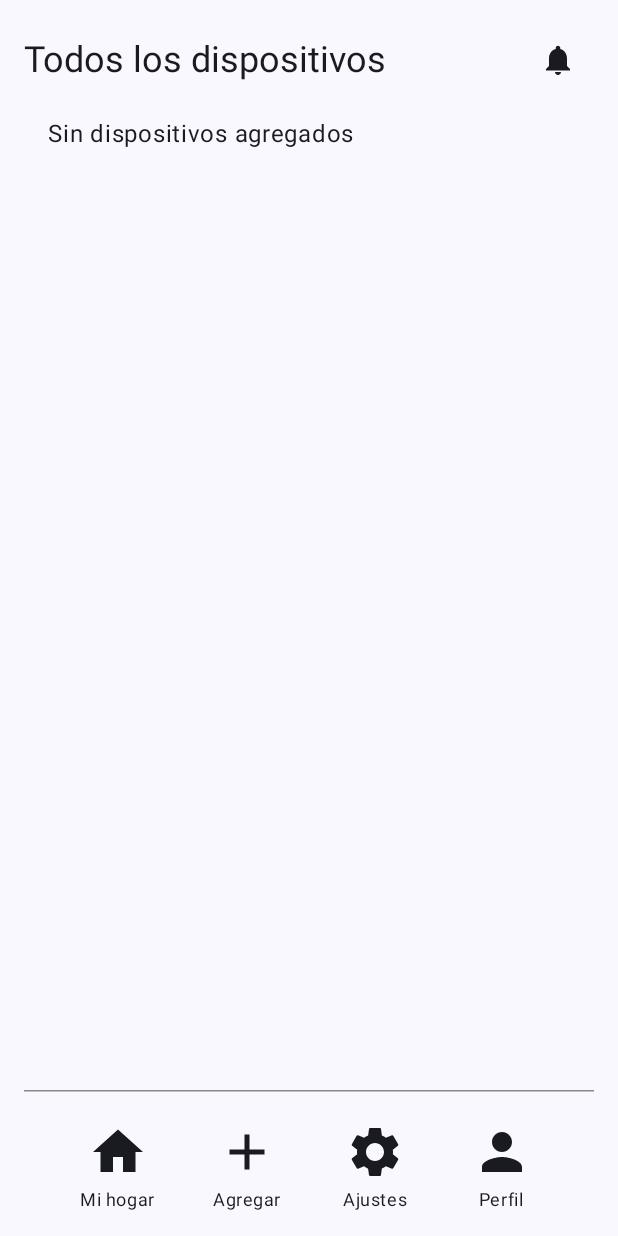
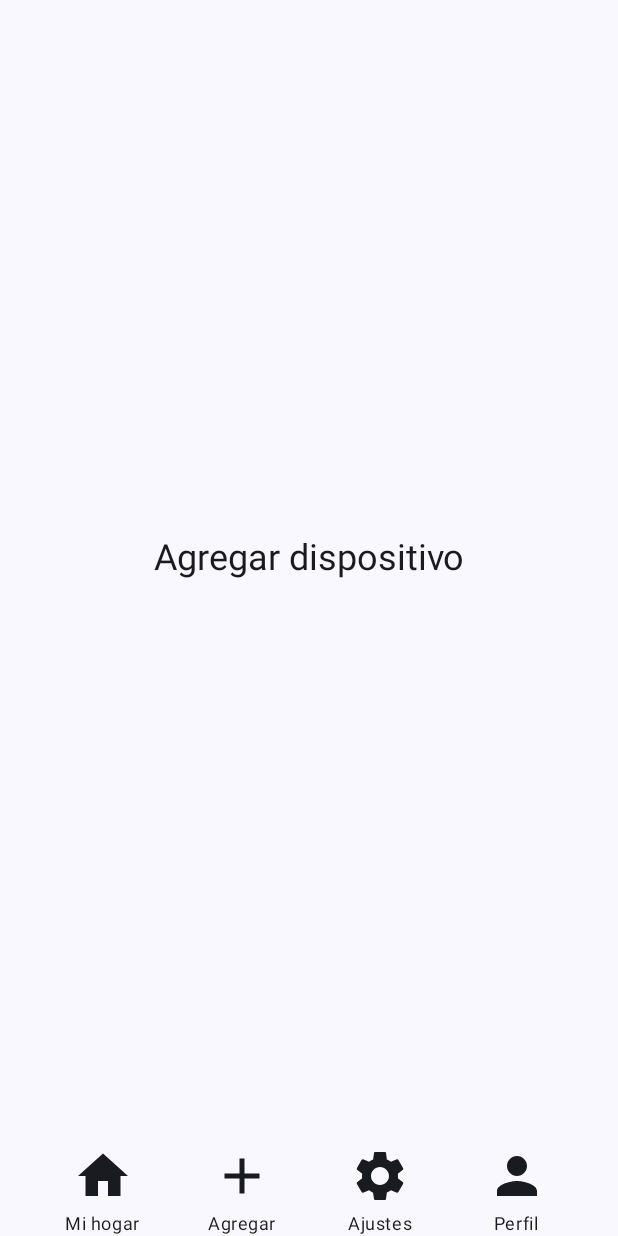
Before and after one commit to hbatress/telecomunicacion, an Android app built with Jetpack Compose: the HomeActivity screen opened directly, with no data from a screen before it, after a tap on "Agregar", on a phone screen of 412 x 824 dp. Run offline under Robolectric (Android 15) with nearby library versions, the phone set to English and light mode, and no system bars.

Commit message:
Se modifico la pagina de home al 90

```diff
--- a/app/src/main/AndroidManifest.xml
+++ b/app/src/main/AndroidManifest.xml
@@ -28,6 +28,11 @@
         <activity android:name=".HomeActivity" />
         <activity android:name=".CreateAccountActivity" />
         <activity android:name=".SettingsActivity" />
+        <activity android:name=".ProfileActivity" />
+        <activity android:name=".AddDeviceActivity" />
+        <activity android:name=".CameraActivity" />
+        <activity android:name=".TemperatureSensorActivity" />
+        <activity android:name=".AirQualityMonitorActivity" />
     </application>
 
 </manifest>
--- /dev/null
+++ b/app/src/main/java/com/example/house/AddDeviceActivity.kt
@@ -0,0 +1,39 @@
+package com.example.house
+
+import android.content.Context
+import android.os.Bundle
+import androidx.activity.ComponentActivity
+import androidx.activity.compose.setContent
+import androidx.compose.foundation.layout.*
+import androidx.compose.material3.*
+import androidx.compose.runtime.Composable
+import androidx.compose.ui.Modifier
+import androidx.compose.ui.unit.dp
+import com.example.house.ui.theme.HouseTheme
+import androidx.compose.ui.Alignment
+
+class AddDeviceActivity : ComponentActivity() {
+    override fun onCreate(savedInstanceState: Bundle?) {
+        super.onCreate(savedInstanceState)
+        setContent {
+            HouseTheme {
+                MainScaffold(context = this, currentActivity = AddDeviceActivity::class.java) { innerPadding ->
+                    AddDeviceScreen(modifier = Modifier.padding(innerPadding), context = this)
+                }
+            }
+        }
+    }
+}
+
+@Composable
+fun AddDeviceScreen(modifier: Modifier = Modifier, context: Context) {
+    Column(
+        modifier = modifier
+            .fillMaxSize()
+            .padding(16.dp),
+        verticalArrangement = Arrangement.Center,
+        horizontalAlignment = Alignment.CenterHorizontally
+    ) {
+        Text(text = "Agregar dispositivo", style = MaterialTheme.typography.headlineSmall)
+    }
+}
--- a/app/src/main/java/com/example/house/HomeActivity.kt
+++ b/app/src/main/java/com/example/house/HomeActivity.kt
@@ -1,3 +1,4 @@
+// HomeActivity.kt
 package com.example.house
 
 import android.content.Context
@@ -8,6 +9,7 @@ import androidx.activity.ComponentActivity
 import androidx.activity.compose.setContent
 import androidx.compose.foundation.Image
 import androidx.compose.foundation.border
+import androidx.compose.foundation.clickable
 import androidx.compose.foundation.layout.*
 import androidx.compose.material3.*
 import androidx.compose.runtime.*
@@ -20,13 +22,11 @@ import androidx.compose.ui.Alignment
 import com.example.house.ui.theme.HouseTheme
 import androidx.compose.material.icons.Icons
 import androidx.compose.material.icons.filled.*
-
 import retrofit2.Call
 import retrofit2.Callback
 import retrofit2.Response
 import androidx.compose.ui.graphics.vector.ImageVector
 import android.widget.Toast
-
 import androidx.compose.foundation.BorderStroke
 import androidx.compose.ui.layout.ContentScale
 import androidx.compose.foundation.shape.RoundedCornerShape
@@ -36,7 +36,7 @@ class HomeActivity : ComponentActivity() {
         super.onCreate(savedInstanceState)
         setContent {
             HouseTheme {
-                Scaffold(modifier = Modifier.fillMaxSize()) { innerPadding ->
+                MainScaffold(context = this, currentActivity = HomeActivity::class.java) { innerPadding ->
                     HomeScreen(modifier = Modifier.padding(innerPadding), context = this)
                 }
             }
@@ -46,7 +46,7 @@ class HomeActivity : ComponentActivity() {
 
 @Composable
 fun HomeScreen(modifier: Modifier = Modifier, context: Context) {
-    var devices by remember { mutableStateOf(listOf<String>()) }
+    var devices by remember { mutableStateOf(listOf<Device>()) }
 
     LaunchedEffect(Unit) {
         val sharedPreferences = context.getSharedPreferences("app_prefs", Context.MODE_PRIVATE)
@@ -79,41 +79,24 @@ fun HomeScreen(modifier: Modifier = Modifier, context: Context) {
 
         // Cuerpo
         Box(modifier = Modifier.weight(1f)) {
-            DeviceList(devices = devices)
+            DeviceList(devices = devices, context = context)
         }
 
         // Línea divisoria
         HorizontalDivider(color = Color.Gray, thickness = 1.dp)
-
-        // Pie de página
-        Row(
-            modifier = Modifier.fillMaxWidth().padding(top = 16.dp),
-            horizontalArrangement = Arrangement.SpaceEvenly,
-            verticalAlignment = Alignment.CenterVertically
-        ) {
-            FooterItem(icon = Icons.Default.Home, label = "Mi hogar")
-            FooterItem(icon = Icons.Default.Add, label = "Agregar")
-            FooterItem(icon = Icons.Default.Settings, label = "Ajustes", onClick = {
-                Log.d("HomeScreen", "Settings button clicked")
-                val intent = Intent(context, SettingsActivity::class.java)
-                context.startActivity(intent)
-            })
-            FooterItem(icon = Icons.Default.Person, label = "Perfil")
-        }
     }
 }
 
 @Composable
-fun DeviceList(devices: List<String>) {
+fun DeviceList(devices: List<Device>, context: Context) {
     if (devices.isEmpty()) {
         Text(text = "Sin dispositivos agregados", style = MaterialTheme.typography.bodyLarge, modifier = Modifier.padding(16.dp))
     } else {
         Column {
             devices.forEach { device ->
-                val image: Painter = when (device) {
+                val image: Painter = when (device.nombre) {
                     "Cámara de Vigilancia" -> painterResource(id = R.drawable.camera)
                     "Sensor de Temperatura" -> painterResource(id = R.drawable.thermostat)
-                    "Sensor de Temperatura Exterior" -> painterResource(id = R.drawable.thermostat)
                     "Monitor de Calidad del Aire" -> painterResource(id = R.drawable.air_quality)
                     else -> painterResource(id = R.drawable.ruptura)
                 }
@@ -121,33 +104,33 @@ fun DeviceList(devices: List<String>) {
                     modifier = Modifier
                         .fillMaxWidth()
                         .padding(8.dp)
-                        .border(BorderStroke(1.dp, Color.Gray), shape = RoundedCornerShape(8.dp)),
+                        .border(BorderStroke(1.dp, Color.Gray), shape = RoundedCornerShape(8.dp))
+                        .clickable {
+                            when (device.nombre) {
+                                "Cámara de Vigilancia" -> context.startCameraActivity(device.id)
+                                "Sensor de Temperatura" -> context.startTemperatureSensorActivity(device.id)
+                                "Monitor de Calidad del Aire" -> context.startAirQualityMonitorActivity(device.id)
+                            }
+                        },
                     verticalAlignment = Alignment.CenterVertically
                 ) {
                     Image(
                         painter = image,
-                        contentDescription = device,
+                        contentDescription = device.nombre,
                         modifier = Modifier.size(48.dp).padding(8.dp),
                         contentScale = ContentScale.Crop
                     )
-                    Text(text = device, style = MaterialTheme.typography.bodyLarge)
+                    Column(modifier = Modifier.padding(start = 8.dp)) {
+                        Text(text = device.nombre, style = MaterialTheme.typography.bodyLarge)
+                        Text(text = "Serie: ${device.id}", style = MaterialTheme.typography.bodySmall)
+                    }
                 }
             }
         }
     }
 }
 
-@Composable
-fun FooterItem(icon: ImageVector, label: String, onClick: () -> Unit = {}) {
-    Column(horizontalAlignment = Alignment.CenterHorizontally) {
-        IconButton(onClick = onClick) {
-            Icon(imageVector = icon, contentDescription = label, modifier = Modifier.size(48.dp))
-        }
-        Text(text = label, style = MaterialTheme.typography.bodySmall)
-    }
-}
-
-fun fetchDevices(userId: String, context: Context, onDevicesFetched: (List<String>) -> Unit) {
+fun fetchDevices(userId: String, context: Context, onDevicesFetched: (List<Device>) -> Unit) {
     val call = RetrofitClient.instance.getDevices(userId)
     call.enqueue(object : Callback<DeviceResponse> {
         override fun onResponse(call: Call<DeviceResponse>, response: Response<DeviceResponse>) {
@@ -165,4 +148,6 @@ fun fetchDevices(userId: String, context: Context, onDevicesFetched: (List<Strin
     })
 }
 
-data class DeviceResponse(val dispositivos: List<String>)
+data class DeviceResponse(val dispositivos: List<Device>)
+
+data class Device(val id: String, val nombre: String)
--- /dev/null
+++ b/app/src/main/java/com/example/house/MainScaffold.kt
@@ -0,0 +1,68 @@
+package com.example.house
+
+import android.content.Context
+import android.content.Intent
+import androidx.compose.foundation.layout.*
+import androidx.compose.material3.*
+import androidx.compose.runtime.Composable
+import androidx.compose.ui.Modifier
+import androidx.compose.ui.unit.dp
+import androidx.compose.ui.Alignment
+import androidx.compose.material.icons.Icons
+import androidx.compose.material.icons.filled.*
+import androidx.compose.ui.graphics.vector.ImageVector
+
+@Composable
+fun MainScaffold(
+    modifier: Modifier = Modifier,
+    context: Context,
+    currentActivity: Class<*>,
+    content: @Composable (PaddingValues) -> Unit
+) {
+    Scaffold(
+        modifier = modifier.fillMaxSize(),
+        bottomBar = {
+            Row(
+                modifier = Modifier.fillMaxWidth().padding(top = 16.dp),
+                horizontalArrangement = Arrangement.SpaceEvenly,
+                verticalAlignment = Alignment.CenterVertically
+            ) {
+                FooterItem(icon = Icons.Default.Home, label = "Mi hogar", onClick = {
+                    if (currentActivity != HomeActivity::class.java) {
+                        val intent = Intent(context, HomeActivity::class.java)
+                        context.startActivity(intent)
+                    }
+                })
+                FooterItem(icon = Icons.Default.Add, label = "Agregar", onClick = {
+                    if (currentActivity != AddDeviceActivity::class.java) {
+                        val intent = Intent(context, AddDeviceActivity::class.java)
+                        context.startActivity(intent)
+                    }
+                })
+                FooterItem(icon = Icons.Default.Settings, label = "Ajustes", onClick = {
+                    if (currentActivity != SettingsActivity::class.java) {
+                        val intent = Intent(context, SettingsActivity::class.java)
+                        context.startActivity(intent)
+                    }
+                })
+                FooterItem(icon = Icons.Default.Person, label = "Perfil", onClick = {
+                    if (currentActivity != ProfileActivity::class.java) {
+                        val intent = Intent(context, ProfileActivity::class.java)
+                        context.startActivity(intent)
+                    }
+                })
+            }
+        },
+        content = content
+    )
+}
+
+@Composable
+fun FooterItem(icon: ImageVector, label: String, onClick: () -> Unit) {
+    Column(horizontalAlignment = Alignment.CenterHorizontally) {
+        IconButton(onClick = onClick) {
+            Icon(imageVector = icon, contentDescription = label, modifier = Modifier.size(48.dp))
+        }
+        Text(text = label, style = MaterialTheme.typography.bodySmall)
+    }
+}
--- a/app/src/main/java/com/example/house/RetrofitClient.kt
+++ b/app/src/main/java/com/example/house/RetrofitClient.kt
@@ -4,7 +4,7 @@ import retrofit2.Retrofit
 import retrofit2.converter.gson.GsonConverterFactory
 
 object RetrofitClient {
-    private const val BASE_URL = "http://192.168.2.192:3000"
+    private const val BASE_URL = "http://192.168.2.5:3000"
 
     val instance: ApiService by lazy {
         val retrofit = Retrofit.Builder()
--- a/app/src/main/res/xml/network_security_config.xml
+++ b/app/src/main/res/xml/network_security_config.xml
@@ -1,6 +1,6 @@
 <?xml version="1.0" encoding="utf-8"?>
 <network-security-config>
     <domain-config cleartextTrafficPermitted="true">
-        <domain includeSubdomains="true">192.168.2.192</domain>
+        <domain includeSubdomains="true">192.168.2.5</domain>
     </domain-config>
 </network-security-config>
```
Also changed, not shown: app/src/main/java/com/example/house/ActivityExtensions.kt (added, +26 -0 lines), app/src/main/java/com/example/house/AirQualityMonitorActivity.kt (added, +32 -0 lines), app/src/main/java/com/example/house/CameraActivity.kt (added, +32 -0 lines), app/src/main/java/com/example/house/ProfileActivity.kt (added, +73 -0 lines), app/src/main/java/com/example/house/SettingsActivity.kt (+5 -3 lines), app/src/main/java/com/example/house/TemperatureSensorActivity.kt (added, +32 -0 lines).
